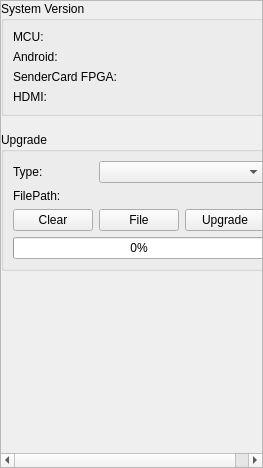
This is src/MaxConfig3/mcupgrade.ui in liyangfamily/TestActions as Qt 5 draws it before an edit. The edited form follows.
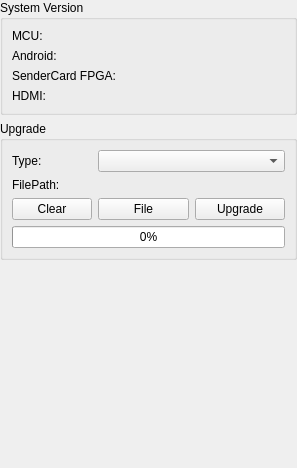
This is the edited form. Custom widgets are drawn as their Qt base class.

```diff
--- a/src/MaxConfig3/mcupgrade.ui
+++ b/src/MaxConfig3/mcupgrade.ui
@@ -6,47 +6,14 @@
    <rect>
     <x>0</x>
     <y>0</y>
-    <width>263</width>
+    <width>297</width>
     <height>468</height>
    </rect>
   </property>
   <property name="windowTitle">
    <string>Form</string>
   </property>
-  <layout class="QVBoxLayout" name="verticalLayout_2">
-   <property name="spacing">
-    <number>0</number>
-   </property>
-   <property name="leftMargin">
-    <number>0</number>
-   </property>
-   <property name="topMargin">
-    <number>0</number>
-   </property>
-   <property name="rightMargin">
-    <number>0</number>
-   </property>
-   <property name="bottomMargin">
-    <number>0</number>
-   </property>
-   <item>
-    <widget class="QScrollArea" name="scrollArea">
-     <property name="widgetResizable">
-      <bool>true</bool>
-     </property>
-     <widget class="QWidget" name="scrollAreaWidgetContents">
-      <property name="geometry">
-       <rect>
-        <x>0</x>
-        <y>0</y>
-        <width>261</width>
-        <height>466</height>
-       </rect>
-      </property>
       <layout class="QVBoxLayout" name="verticalLayout">
-       <property name="spacing">
-        <number>16</number>
-       </property>
        <property name="leftMargin">
         <number>0</number>
        </property>
@@ -147,19 +114,6 @@
             </property>
            </widget>
           </item>
-          <item row="1" column="1">
-           <widget class="QLabel" name="labelFilePathInfo">
-            <property name="sizePolicy">
-             <sizepolicy hsizetype="Preferred" vsizetype="Fixed">
-              <horstretch>0</horstretch>
-              <verstretch>0</verstretch>
-             </sizepolicy>
-            </property>
-            <property name="text">
-             <string/>
-            </property>
-           </widget>
-          </item>
           <item row="2" column="0">
            <widget class="QPushButton" name="btnClearFilePath">
             <property name="text">
@@ -218,6 +172,19 @@
             </property>
            </widget>
           </item>
+      <item row="1" column="1" colspan="2">
+       <widget class="QLabel" name="labelFilePathInfo">
+        <property name="sizePolicy">
+         <sizepolicy hsizetype="Preferred" vsizetype="Fixed">
+          <horstretch>0</horstretch>
+          <verstretch>0</verstretch>
+         </sizepolicy>
+        </property>
+        <property name="text">
+         <string/>
+        </property>
+       </widget>
+      </item>
          </layout>
         </widget>
        </item>
@@ -229,17 +196,13 @@
          <property name="sizeHint" stdset="0">
           <size>
            <width>20</width>
-           <height>198</height>
+       <height>203</height>
           </size>
          </property>
         </spacer>
        </item>
       </layout>
      </widget>
-    </widget>
-   </item>
-  </layout>
- </widget>
  <customwidgets>
   <customwidget>
    <class>HasErrorProgressBar</class>
```
Left out of the diff: 11 changed lines with no effect on the pictures. Lines whose indentation alone changed are shown as unchanged.
